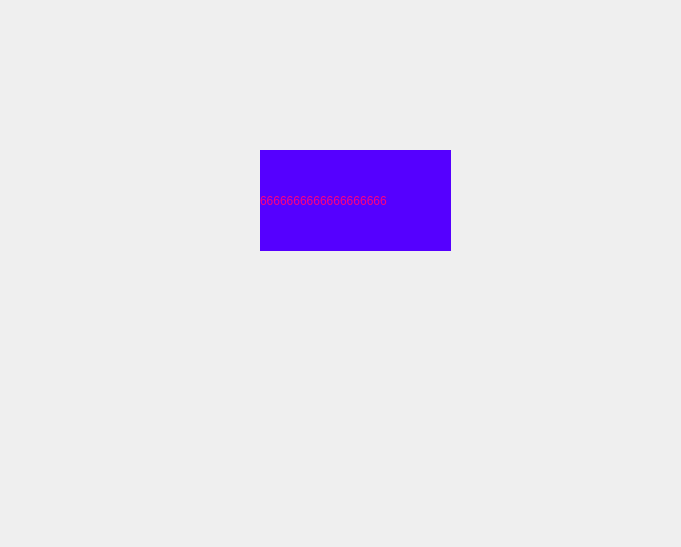
This is qtworkplace/LabelClicked/widget.ui in wushengjun85/QtcreatorWorkplace as Qt 5 draws it before an edit. The edited form follows.
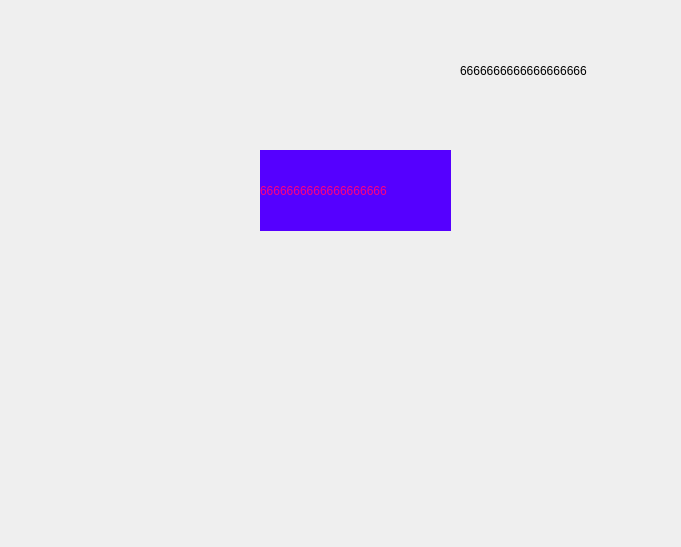
This is the edited form. Icons and pictures are not drawn.

```diff
--- a/qtworkplace/LabelClicked/widget.ui
+++ b/qtworkplace/LabelClicked/widget.ui
@@ -19,7 +19,7 @@
      <x>260</x>
      <y>150</y>
      <width>191</width>
-     <height>101</height>
+     <height>81</height>
     </rect>
    </property>
    <property name="styleSheet">
@@ -31,6 +31,39 @@
     <string>6666666666666666666</string>
    </property>
   </widget>
+  <widget class="QLabel" name="label_2">
+   <property name="geometry">
+    <rect>
+     <x>170</x>
+     <y>340</y>
+     <width>391</width>
+     <height>141</height>
+    </rect>
+   </property>
+   <property name="styleSheet">
+    <string notr="true">color: rgb(255, 0, 127);
+</string>
+   </property>
+   <property name="text">
+    <string/>
+   </property>
+  </widget>
+  <widget class="QLabel" name="label_3">
+   <property name="geometry">
+    <rect>
+     <x>460</x>
+     <y>30</y>
+     <width>191</width>
+     <height>81</height>
+    </rect>
+   </property>
+   <property name="styleSheet">
+    <string notr="true">image: url(:/new/prefix1/指针大.png);</string>
+   </property>
+   <property name="text">
+    <string>6666666666666666666</string>
+   </property>
+  </widget>
  </widget>
  <layoutdefault spacing="6" margin="11"/>
  <resources/>
```
Left out of the diff: 2 changed lines with no effect on the pictures.
